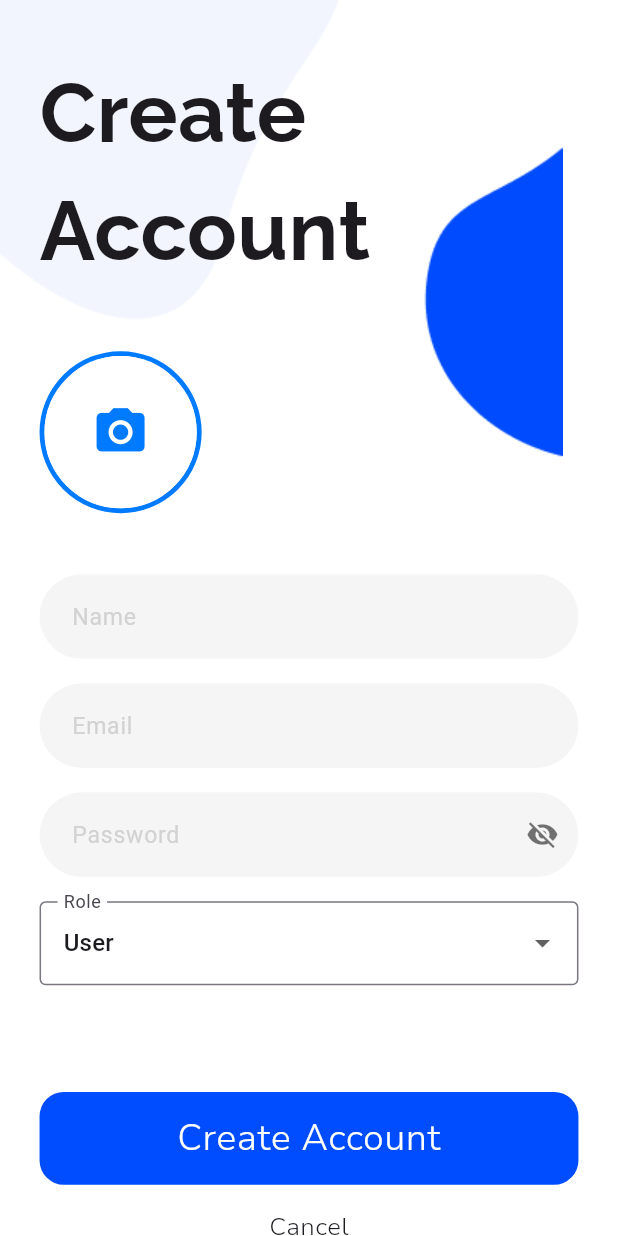
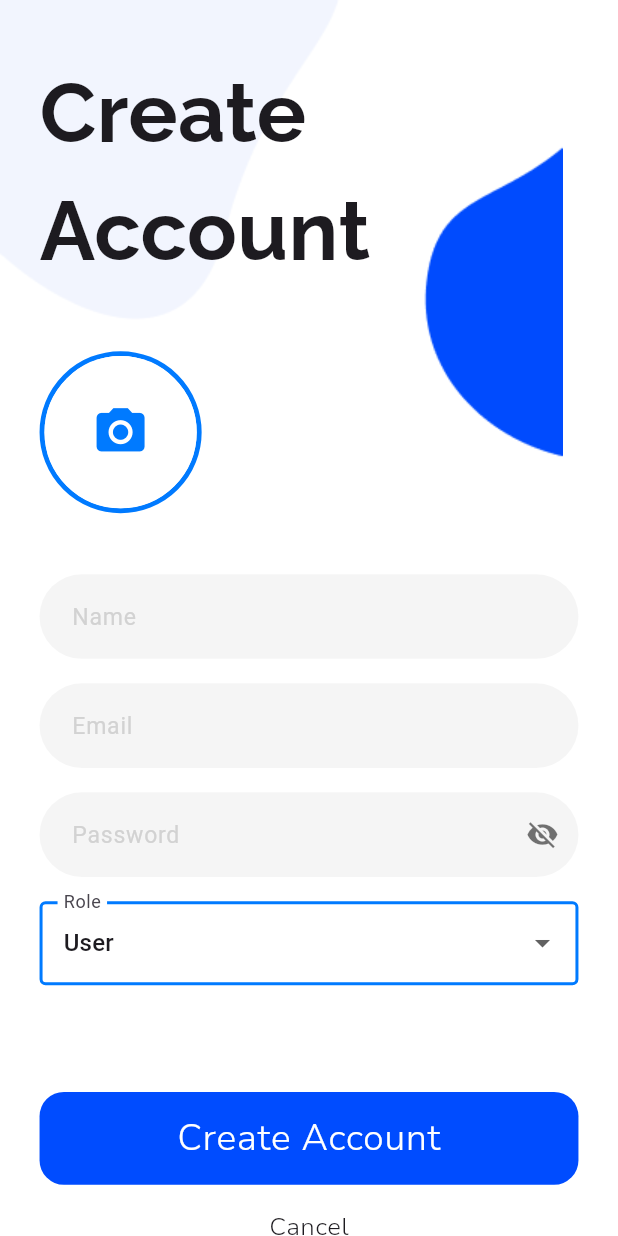
Before and after one commit to hozefa-hs/shoppe, a Flutter app: the CreateAccountScreen screen opened directly, on a phone screen of 412 x 824 dp. Run offline on Flutter 3.47's test engine with Material 3 defaults, Android fonts, the phone set to English and light mode, and no system bars; our stand-ins replace cloud_firestore, firebase_auth, firebase_core, flutter_screenutil, google_sign_in; accounts and stored records are empty.

Commit message:
Fixed UI Bug.

```diff
--- a/lib/views/auth/create_account_screen.dart
+++ b/lib/views/auth/create_account_screen.dart
@@ -105,10 +105,24 @@ class _CreateAccountScreenState extends State<CreateAccountScreen> {
 
   Widget _buildDropDownMenu() {
     return DropdownButtonFormField(
+      dropdownColor: Colors.white,
         value: selectedRole,
         decoration: InputDecoration(
           labelText: 'Role',
-          border: OutlineInputBorder(),
+          enabledBorder: OutlineInputBorder(
+            borderSide: BorderSide(
+                color: Color(0xFF007AFF),
+                width: 2), // Border color when enabled
+          ),
+          focusedBorder: OutlineInputBorder(
+            borderSide: BorderSide(
+                color: Color(0xFF007AFF),
+                width: 2), // Border color when focused
+          ),
+          border: OutlineInputBorder(
+            borderSide: BorderSide(
+                color: Color(0xFF007AFF), width: 2), // Default border color
+          ),
         ),
         items: ["Admin", "User"].map((role) {
           return DropdownMenuItem(
```
